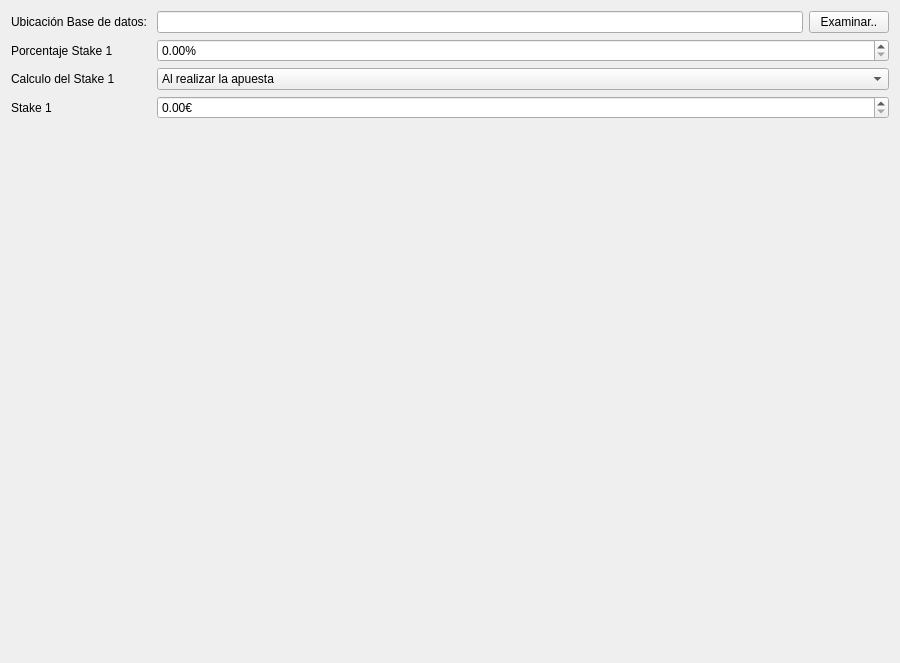
The window that ui/settings.ui (soker90/betcon) describes before a commit, drawn with Qt 5.
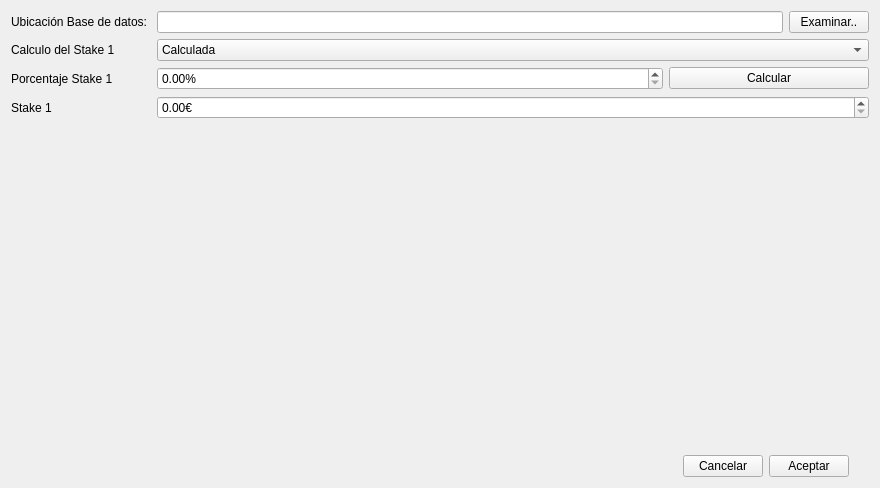
The same window after the commit.

Patch:
```diff
--- a/ui/settings.ui
+++ b/ui/settings.ui
@@ -6,8 +6,8 @@
    <rect>
     <x>0</x>
     <y>0</y>
-    <width>900</width>
-    <height>663</height>
+    <width>880</width>
+    <height>488</height>
    </rect>
   </property>
   <property name="windowTitle">
@@ -38,36 +38,17 @@
       </layout>
      </item>
      <item row="1" column="0">
-      <widget class="QLabel" name="label_2">
-       <property name="text">
-        <string>Porcentaje Stake 1</string>
-       </property>
-      </widget>
-     </item>
-     <item row="1" column="1">
-      <widget class="QDoubleSpinBox" name="txtPorcentage">
-       <property name="suffix">
-        <string>%</string>
-       </property>
-      </widget>
-     </item>
-     <item row="2" column="0">
       <widget class="QLabel" name="label_3">
        <property name="text">
         <string>Calculo del Stake 1</string>
        </property>
       </widget>
      </item>
-     <item row="2" column="1">
+     <item row="1" column="1">
       <widget class="QComboBox" name="cmbOne">
        <item>
         <property name="text">
-         <string>Al realizar la apuesta</string>
-        </property>
-       </item>
-       <item>
-        <property name="text">
-         <string>Al comienzo de cada mes</string>
+         <string>Calculada</string>
         </property>
        </item>
        <item>
@@ -77,6 +58,37 @@
        </item>
       </widget>
      </item>
+     <item row="2" column="0">
+      <widget class="QLabel" name="label_2">
+       <property name="text">
+        <string>Porcentaje Stake 1</string>
+       </property>
+      </widget>
+     </item>
+     <item row="2" column="1">
+      <layout class="QHBoxLayout" name="horizontalLayout_2">
+       <item>
+        <widget class="QDoubleSpinBox" name="txtPercentage">
+         <property name="suffix">
+          <string>%</string>
+         </property>
+        </widget>
+       </item>
+       <item>
+        <widget class="QPushButton" name="btnPercentage">
+         <property name="maximumSize">
+          <size>
+           <width>200</width>
+           <height>16777215</height>
+          </size>
+         </property>
+         <property name="text">
+          <string>Calcular</string>
+         </property>
+        </widget>
+       </item>
+      </layout>
+     </item>
      <item row="3" column="0">
       <widget class="QLabel" name="label_4">
        <property name="text">
@@ -91,6 +103,78 @@
        </property>
       </widget>
      </item>
+     <item row="4" column="1">
+      <layout class="QGridLayout" name="gridLayout_2">
+       <item row="2" column="3">
+        <widget class="QPushButton" name="btnAccept">
+         <property name="maximumSize">
+          <size>
+           <width>100</width>
+           <height>16777215</height>
+          </size>
+         </property>
+         <property name="text">
+          <string>Aceptar</string>
+         </property>
+        </widget>
+       </item>
+       <item row="2" column="2">
+        <widget class="QPushButton" name="btnCancel">
+         <property name="maximumSize">
+          <size>
+           <width>100</width>
+           <height>16777215</height>
+          </size>
+         </property>
+         <property name="text">
+          <string>Cancelar</string>
+         </property>
+        </widget>
+       </item>
+       <item row="2" column="0">
+        <spacer name="horizontalSpacer_2">
+         <property name="orientation">
+          <enum>Qt::Horizontal</enum>
+         </property>
+         <property name="sizeHint" stdset="0">
+          <size>
+           <width>40</width>
+           <height>20</height>
+          </size>
+         </property>
+        </spacer>
+       </item>
+       <item row="2" column="4">
+        <spacer name="horizontalSpacer_3">
+         <property name="orientation">
+          <enum>Qt::Horizontal</enum>
+         </property>
+         <property name="sizeType">
+          <enum>QSizePolicy::Fixed</enum>
+         </property>
+         <property name="sizeHint" stdset="0">
+          <size>
+           <width>20</width>
+           <height>20</height>
+          </size>
+         </property>
+        </spacer>
+       </item>
+       <item row="1" column="3">
+        <spacer name="verticalSpacer_2">
+         <property name="orientation">
+          <enum>Qt::Vertical</enum>
+         </property>
+         <property name="sizeHint" stdset="0">
+          <size>
+           <width>20</width>
+           <height>40</height>
+          </size>
+         </property>
+        </spacer>
+       </item>
+      </layout>
+     </item>
     </layout>
    </item>
   </layout>
```
